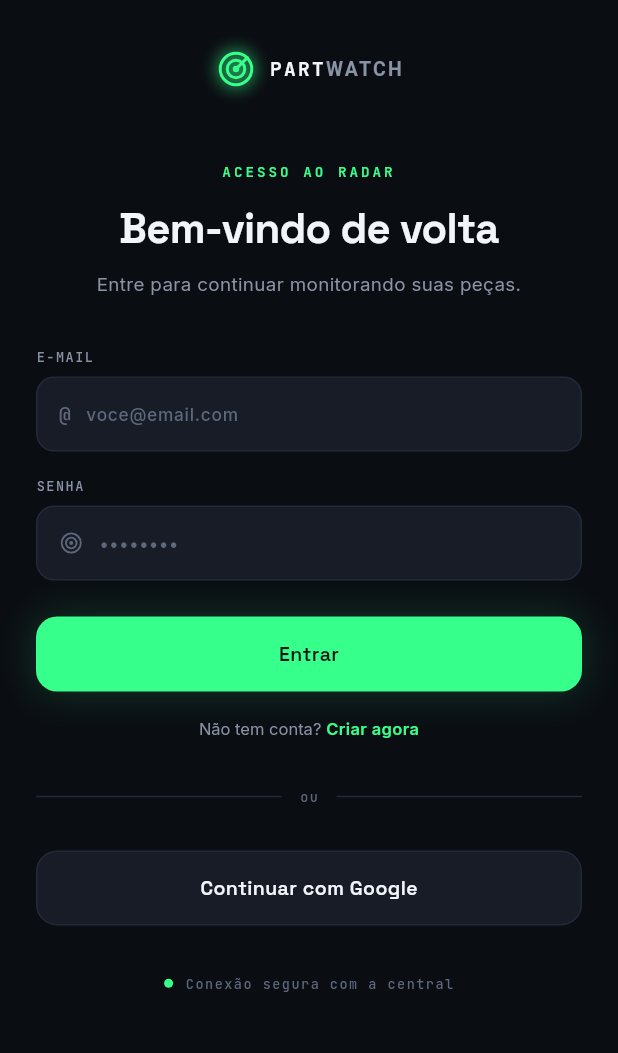
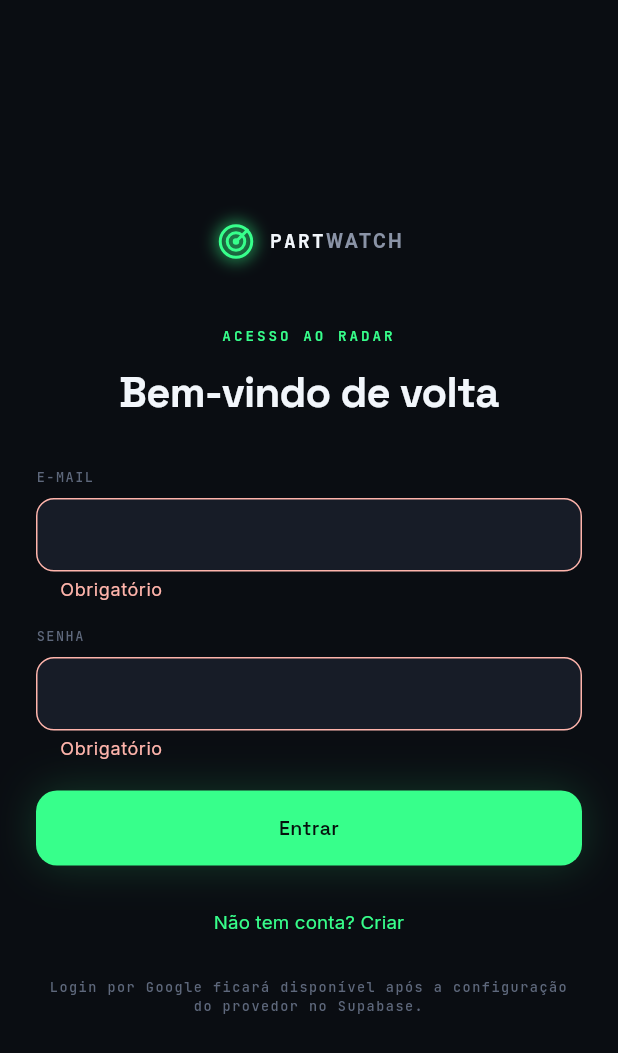
Before and after one commit to JoaoAlbernaz1/ddr5-radar, a Flutter app: the AuthScreen screen opened directly with empty values, after a tap on "Entrar", on a phone screen of 412 x 824 dp. Shown: the top 1053 px of the screen. Run offline on Flutter 3.47's test engine with Material 3 defaults, Android fonts, the phone set to English and light mode, and no system bars; our stand-ins replace flutter_svg, google_fonts, shared_preferences, supabase_flutter; accounts and stored records are empty; network calls fail.

Commit message:
feat(auth): replace mock login and Google bypass with real Supabase email auth

```diff
--- a/lib/screens/auth_screen.dart
+++ b/lib/screens/auth_screen.dart
@@ -1,111 +1,202 @@
 import 'package:flutter/material.dart';
+import 'package:supabase_flutter/supabase_flutter.dart';
+
 import '../theme/app_theme.dart';
 import '../widgets/app_button.dart';
-import '../widgets/app_icon.dart';
 import '../widgets/logo.dart';
 
+/// Email/password Auth. Google login is intentionally hidden until configured.
 class AuthScreen extends StatefulWidget {
+  const AuthScreen({super.key, required this.onAuthenticated});
+
   final VoidCallback onAuthenticated;
-  const AuthScreen({super.key, required this.onAuthenticated});
 
   @override
   State<AuthScreen> createState() => _AuthScreenState();
 }
 
 class _AuthScreenState extends State<AuthScreen> {
+  final _formKey = GlobalKey<FormState>();
+  final _name = TextEditingController();
+  final _email = TextEditingController();
+  final _password = TextEditingController();
   bool _signup = false;
-  final _formKey = GlobalKey<FormState>();
+  bool _busy = false;
+  String? _message;
+
+  @override
+  void dispose() {
+    _name.dispose();
+    _email.dispose();
+    _password.dispose();
+    super.dispose();
+  }
+
+  Future<void> _submit() async {
+    if (!_formKey.currentState!.validate() || _busy) return;
+    setState(() {
+      _busy = true;
+      _message = null;
+    });
+
+    try {
+      final auth = Supabase.instance.client.auth;
+      if (_signup) {
+        final response = await auth.signUp(
+          email: _email.text.trim(),
+          password: _password.text,
+          data: {'full_name': _name.text.trim()},
+        );
+        if (!mounted) return;
+        if (response.session == null) {
+          setState(() {
+            _message = 'Conta solicitada! Confira seu e-mail para confirmar '
+                'o cadastro e depois entre com sua senha.';
+            _signup = false;
+          });
+        } else {
+          widget.onAuthenticated();
+        }
+      } else {
+        final response = await auth.signInWithPassword(
+          email: _email.text.trim(),
+          password: _password.text,
+        );
+        if (!mounted) return;
+        if (response.session == null) {
+          setState(() => _message = 'Confirme seu e-mail antes de entrar.');
+        } else {
+          widget.onAuthenticated();
+        }
+      }
+    } on AuthException catch (error) {
+      if (mounted) setState(() => _message = error.message);
+    } catch (_) {
+      if (mounted) {
+        setState(() => _message = 'Não foi possível conectar. Tente novamente.');
+      }
+    } finally {
+      if (mounted) setState(() => _busy = false);
+    }
+  }
+
+  Widget _field({
+    required String label,
+    required TextEditingController controller,
+    bool password = false,
+    TextInputType? keyboard,
+  }) {
+    return Column(
+      crossAxisAlignment: CrossAxisAlignment.start,
+      children: [
+        Text(label, style: AppText.monoSmall),
+        const SizedBox(height: 8),
+        TextFormField(
+          controller: controller,
+          obscureText: password,
+          keyboardType: keyboard,
+          enableSuggestions: !password,
+          autocorrect: !password,
+          validator: (value) {
+            if (value == null || value.trim().isEmpty) return 'Obrigatório';
+            if (password && value.length < 6) {
+              return 'Use pelo menos 6 caracteres.';
+            }
+            if (keyboard == TextInputType.emailAddress &&
+                !value.trim().contains('@')) {
+              return 'Informe um e-mail válido.';
+            }
+            return null;
+          },
+          style: AppText.label,
+          decoration: InputDecoration(
+            filled: true,
+            fillColor: AppColors.surfaceAlt,
+            border: OutlineInputBorder(
+              borderRadius: BorderRadius.circular(12),
+              borderSide: const BorderSide(color: AppColors.line),
+            ),
+          ),
+        ),
+      ],
+    );
+  }
 
   @override
   Widget build(BuildContext context) {
     return Scaffold(
       backgroundColor: AppColors.bg,
       body: SafeArea(
+        child: Center(
           child: SingleChildScrollView(
-          padding: const EdgeInsets.fromLTRB(24, 32, 24, 24),
+            padding: const EdgeInsets.symmetric(horizontal: 24, vertical: 32),
             child: Form(
               key: _formKey,
               child: Column(
                 crossAxisAlignment: CrossAxisAlignment.stretch,
                 children: [
                   const Center(child: PartWatchLogo(iconSize: 28)),
-                const SizedBox(height: 48),
-                Column(
-                  children: [
-                    Text(_signup ? 'NOVO OPERADOR' : 'ACESSO AO RADAR', style: AppText.eyebrow, textAlign: TextAlign.center),
+                  const SizedBox(height: 42),
+                  Text(
+                    _signup ? 'CRIAR CONTA' : 'ACESSO AO RADAR',
+                    style: AppText.eyebrow,
+                    textAlign: TextAlign.center,
+                  ),
                   const SizedBox(height: 10),
-                    Text(_signup ? 'Criar conta' : 'Bem-vindo de volta', style: AppText.h2, textAlign: TextAlign.center),
-                    const SizedBox(height: 8),
                   Text(
-                      _signup
-                          ? 'Configure seu radar de preços em poucos segundos.'
-                          : 'Entre para continuar monitorando suas peças.',
-                      style: AppText.body,
+                    _signup ? 'Crie seu monitor' : 'Bem-vindo de volta',
+                    style: AppText.h2,
+                    textAlign: TextAlign.center,
+                  ),
+                  const SizedBox(height: 30),
+                  if (_signup) ...[
+                    _field(label: 'NOME', controller: _name),
+                    const SizedBox(height: 16),
+                  ],
+                  _field(
+                    label: 'E-MAIL',
+                    controller: _email,
+                    keyboard: TextInputType.emailAddress,
+                  ),
+                  const SizedBox(height: 16),
+                  _field(
+                    label: 'SENHA',
+                    controller: _password,
+                    password: true,
+                  ),
+                  const SizedBox(height: 20),
+                  if (_message != null) ...[
+                    Text(_message!, style: AppText.body),
+                    const SizedBox(height: 16),
+                  ],
+                  AppButton(
+                    label: _busy
+                        ? 'Conectando...'
+                        : (_signup ? 'Criar conta' : 'Entrar'),
+                    onPressed: _busy ? null : _submit,
+                  ),
+                  const SizedBox(height: 14),
+                  TextButton(
+                    onPressed: _busy
+                        ? null
+                        : () => setState(() {
+                              _signup = !_signup;
+                              _message = null;
+                            }),
+                    child: Text(
+                      _signup ? 'Já tem conta? Entrar' : 'Não tem conta? Criar',
+                      style: AppText.body.copyWith(color: AppColors.green),
+                    ),
+                  ),
+                  const SizedBox(height: 12),
+                  Text(
+                    'Login por Google ficará disponível após a configuração '
+                    'do provedor no Supabase.',
+                    style: AppText.monoSmall,
                     textAlign: TextAlign.center,
                   ),
                 ],
               ),
-                const SizedBox(height: 32),
-                if (_signup) ...[
-                  _AuthField(label: 'NOME', icon: AppIconName.user, hint: 'Seu nome'),
-                  const SizedBox(height: 16),
-                ],
-                _AuthField(label: 'E-MAIL', iconText: '@', hint: 'voce@email.com'),
-                const SizedBox(height: 16),
-                _AuthField(label: 'SENHA', icon: AppIconName.target, hint: '••••••••', obscure: true),
-                const SizedBox(height: 24),
-                AppButton(
-                  label: _signup ? 'Criar conta' : 'Entrar',
-                  onPressed: widget.onAuthenticated,
-                ),
-                const SizedBox(height: 16),
-                Center(
-                  child: RichText(
-                    text: TextSpan(
-                      style: AppText.body.copyWith(fontSize: 11),
-                      children: [
-                        TextSpan(text: _signup ? 'Já tem conta? ' : 'Não tem conta? '),
-                        WidgetSpan(
-                          alignment: PlaceholderAlignment.middle,
-                          child: GestureDetector(
-                            onTap: () => setState(() => _signup = !_signup),
-                            child: Text(
-                              _signup ? 'Entrar' : 'Criar agora',
-                              style: AppText.body.copyWith(color: AppColors.green, fontWeight: FontWeight.w600, fontSize: 11),
-                            ),
-                          ),
-                        ),
-                      ],
-                    ),
-                  ),
-                ),
-                const SizedBox(height: 28),
-                Row(
-                  children: [
-                    const Expanded(child: Divider(color: AppColors.line)),
-                    Padding(
-                      padding: const EdgeInsets.symmetric(horizontal: 12),
-                      child: Text('ou', style: AppText.monoSmall),
-                    ),
-                    const Expanded(child: Divider(color: AppColors.line)),
-                  ],
-                ),
-                const SizedBox(height: 28),
-                AppButton(
-                  label: 'Continuar com Google',
-                  variant: AppButtonVariant.ghost,
-                  onPressed: widget.onAuthenticated,
-                ),
-                const SizedBox(height: 32),
-                Row(
-                  mainAxisAlignment: MainAxisAlignment.center,
-                  children: [
-                    Container(width: 6, height: 6, decoration: const BoxDecoration(color: AppColors.green, shape: BoxShape.circle)),
-                    const SizedBox(width: 8),
-                    Text('Conexão segura com a central', style: AppText.monoSmall),
-                  ],
-                ),
-              ],
             ),
           ),
         ),
@@ -113,50 +204,3 @@ class _AuthScreenState extends State<AuthScreen> {
     );
   }
 }
-
-class _AuthField extends StatelessWidget {
-  final String label;
-  final AppIconName? icon;
-  final String? iconText;
-  final String hint;
-  final bool obscure;
-
-  const _AuthField({required this.label, this.icon, this.iconText, required this.hint, this.obscure = false});
-
-  @override
-  Widget build(BuildContext context) {
-    return Column(
-      crossAxisAlignment: CrossAxisAlignment.start,
-      children: [
-        Text(label, style: AppText.monoSmall.copyWith(color: AppColors.muted)),
-        const SizedBox(height: 7),
-        Container(
-          height: 50,
-          padding: const EdgeInsets.symmetric(horizontal: 14),
-          decoration: BoxDecoration(
-            color: AppColors.surfaceAlt,
-            borderRadius: BorderRadius.circular(12),
-            border: Border.all(color: AppColors.line),
-          ),
-          child: Row(
-            children: [
-              if (icon != null) AppIcon(icon!, size: 17, color: AppColors.mutedDark),
-              if (iconText != null) Text(iconText!, style: AppText.mono.copyWith(fontSize: 13, fontWeight: FontWeight.w600, color: AppColors.mutedDark)),
-              const SizedBox(width: 10),
-              Expanded(
-                child: TextFormField(
-                  obscureText: obscure,
-                  style: AppText.label,
-                  decoration: InputDecoration.collapsed(
-                    hintText: hint,
-                    hintStyle: AppText.label.copyWith(color: AppColors.mutedDark),
-                  ),
-                ),
-              ),
-            ],
-          ),
-        ),
-      ],
-    );
-  }
-}
```
Lines whose indentation alone changed are shown as unchanged.
